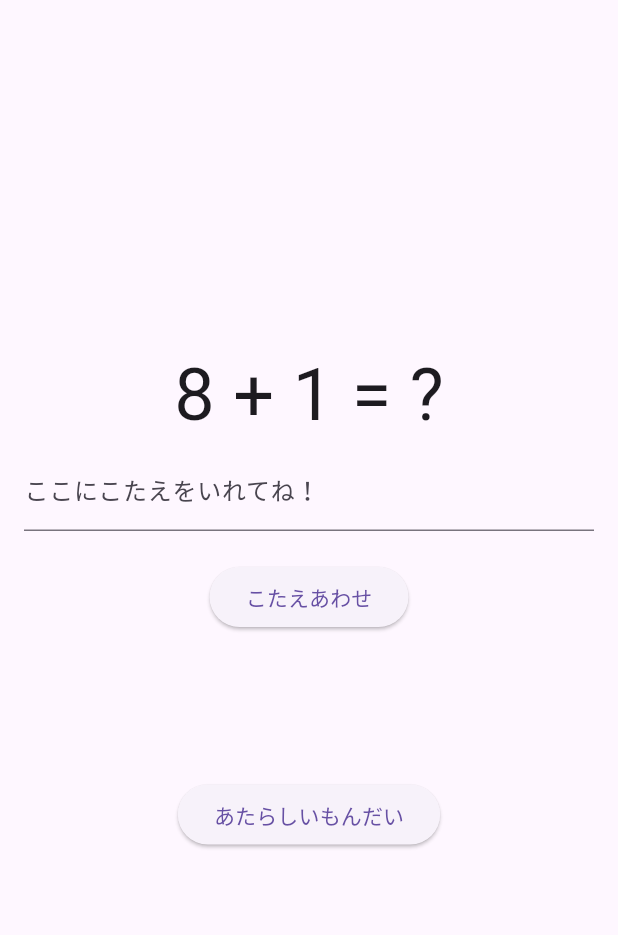
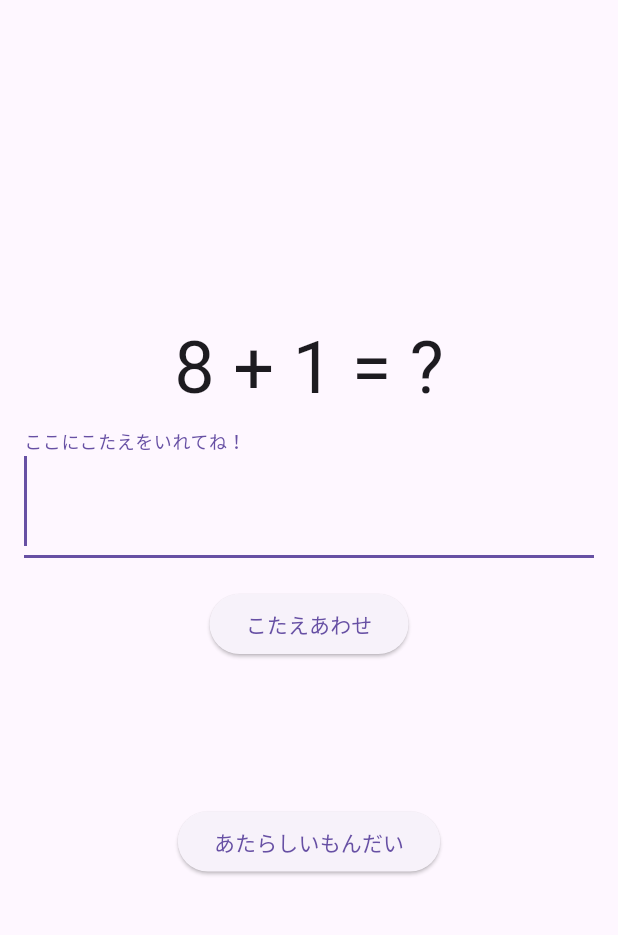
Before and after one commit to suu2626/flutter_addition, a Flutter app: the screen it shows after launch, after a tap on "あたらしいもんだい", on a phone screen of 412 x 824 dp, the part 63-998 px from its top. Run offline on Flutter 3.47's test engine with Material 3 defaults, Android fonts, the phone set to English and light mode, and no system bars.

Commit message:
20240605-1057

```diff
--- a/lib/main.dart
+++ b/lib/main.dart
@@ -35,12 +35,23 @@ class _AdditionScreenState extends State<AdditionScreen> {
   late int _num2; // 足し算の2番目の数
   // ユーザー入力を管理するコントローラー
   final TextEditingController _controller = TextEditingController();
+  final FocusNode _focusNode = FocusNode(); // フォーカスを管理するノード
   String _message = ''; // 結果メッセージ
 
   @override
   void initState() {
     super.initState();
     _generateProblem(); // 初期状態で足し算問題を生成
+    WidgetsBinding.instance.addPostFrameCallback((_) {
+      _focusNode.requestFocus(); // 初期状態で入力欄にフォーカスを設定
+    });
+  }
+
+  @override
+  void dispose() {
+    _controller.dispose();
+    _focusNode.dispose();
+    super.dispose();
   }
 
   // 新しい足し算問題を生成するメソッド
@@ -50,6 +61,9 @@ class _AdditionScreenState extends State<AdditionScreen> {
       _num2 = _random.nextInt(9) + 1; // 1から9の間のランダムな数を生成
       _controller.clear(); // ユーザー入力をクリア
       _message = ''; // メッセージをクリア
+    });
+    WidgetsBinding.instance.addPostFrameCallback((_) {
+      _focusNode.requestFocus(); // 新しい問題生成後に入力欄にフォーカスを設定
     });
   }
 
@@ -96,14 +110,15 @@ class _AdditionScreenState extends State<AdditionScreen> {
             TextField(
               controller: _controller, // ユーザー入力コントローラを設定
               keyboardType: TextInputType.number, // 入力タイプを数字に設定
-              decoration: const InputDecoration(labelText: 'ここにこたえをいれてね！'), // プレースホルダーテキストを設定
-              style: const TextStyle(
-                fontSize: 40 // ユーザー入力テキストのフォントサイズを設定
-                color: Colors.blue, // テキストの色
-                fontFamily: 'Roboto', // フォントファミリ
-                fontStyle: FontStyle.italic, // フォントスタイル
-                fontWeight: FontWeight.bold, // フォントの太さ
-                ),
+              focusNode: _focusNode, // フォーカスノードを設定
+              decoration: const InputDecoration(
+                  labelText: 'ここにこたえをいれてね！'), // プレースホルダーテキストを設定
+              style: const TextStyle(fontSize: 40 // ユーザー入力テキストのフォントサイズを設定
+                  // color: Colors.blue, // テキストの色
+                  // fontFamily: 'Roboto', // フォントファミリ
+                  // fontStyle: FontStyle.italic, // フォントスタイル
+                  // fontWeight: FontWeight.bold, // フォントの太さ
+                  ),
             ),
             const SizedBox(height: 20), // スペース
             ElevatedButton(
```
Also changed, not shown: 1 other file.
